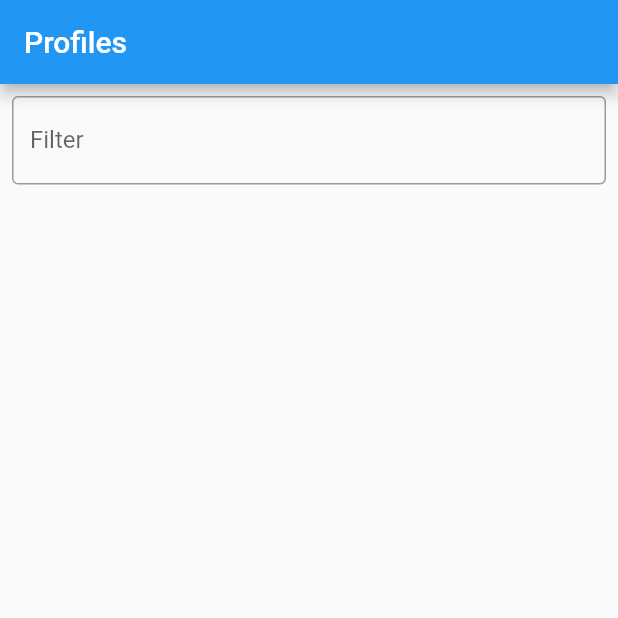
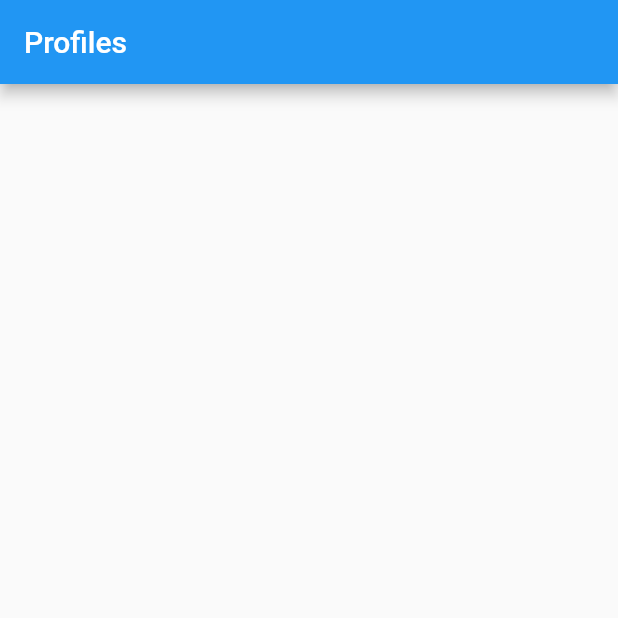
Before and after one commit to amysalakchit/nextflow_flutter_getx_profiles_api, a Flutter app: the screen it shows after launch, on a phone screen of 412 x 824 dp, the top half of it. Run offline on Flutter 3.47's test engine with Material 2 defaults, Android fonts, the light colour scheme and no system bars; our stand-ins replace get.

Commit message:
remove unused

```diff
--- a/lib/pages/home_page.dart
+++ b/lib/pages/home_page.dart
@@ -10,22 +10,7 @@ class HomePage extends StatelessWidget {
         title: Text('Profiles'),
       ),
       // the body contains filter text field and list of profiles
-      body: Column(
-        children: [
-          Padding(
-            padding: EdgeInsets.all(8.0),
-            child: TextField(
-              decoration: InputDecoration(
-                border: OutlineInputBorder(),
-                labelText: 'Filter',
-              ),
-            ),
-          ),
-          Expanded(
-            child: ListView(),
-          ),
-        ],
-      ),
+      body: ListView(),
     );
   }
 }
```
